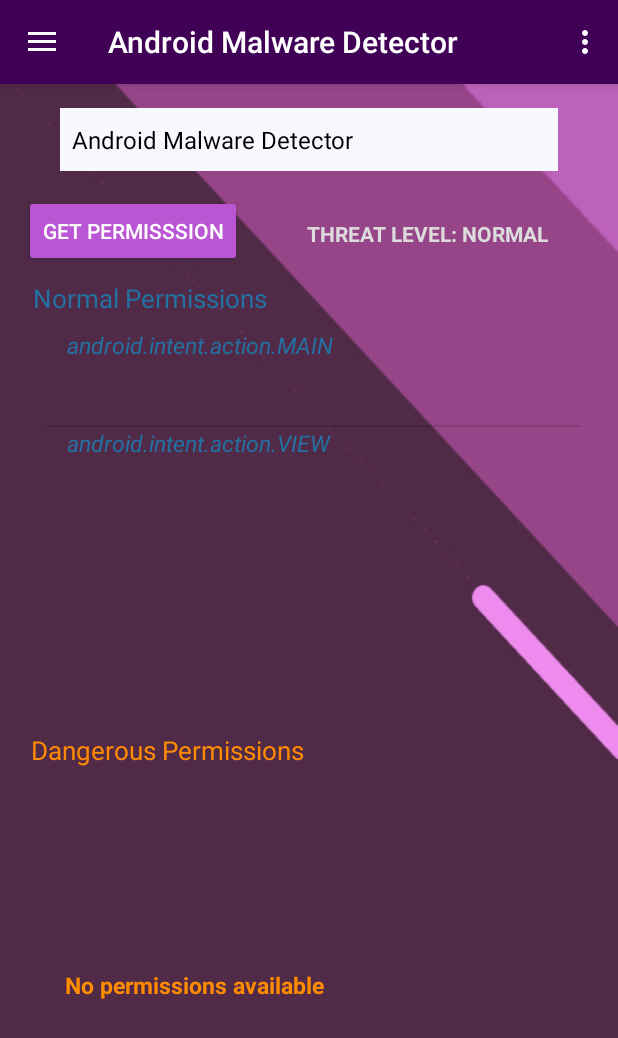
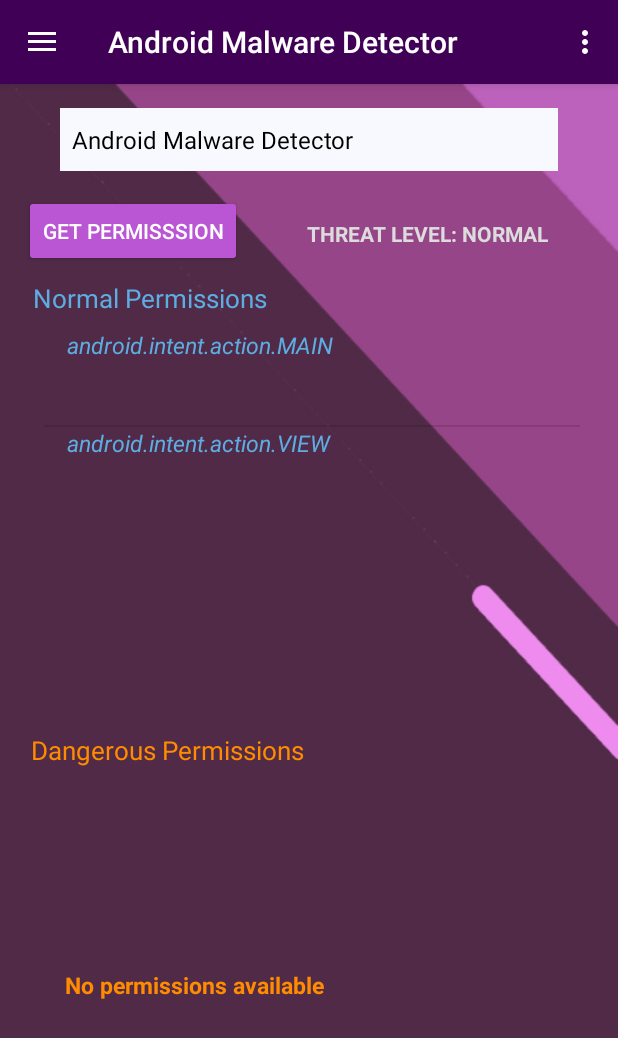
Before and after one commit to Anmolk7/AndroidIntentInterceptor, an Android app: the screen it shows after launch (MainActivity), after a tap on "GET PERMISSSION", on a phone screen of 412 x 824 dp. Shown: the top 1038 px of the screen. Run offline under Robolectric (Android 15) with nearby library versions, the phone set to English and light mode, and no system bars.

Commit message:
new parser and UI/UX changes

```diff
--- a/app/src/main/res/layout/content_main.xml
+++ b/app/src/main/res/layout/content_main.xml
@@ -123,7 +123,7 @@
         android:layout_height="wrap_content"
         android:text="Normal Permissions"
         android:textSize="17sp"
-        android:textColor="#2471A3"
+        android:textColor="#5DADE2"
         android:layout_marginBottom="8dp"
         app:layout_constraintBottom_toTopOf="@+id/list"
         android:layout_marginTop="8dp"
--- a/app/src/main/res/layout/customlayout.xml
+++ b/app/src/main/res/layout/customlayout.xml
@@ -8,4 +8,4 @@
     android:paddingLeft="15dip"
     android:paddingRight="6dip"
     android:gravity="left"
-    android:textColor="#2471A3"/>
+    android:textColor="#5DADE2"/>
```
